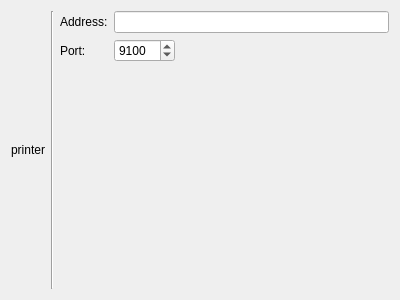
First picture: the form in add-printer/ChooseSocket.ui, repository KDE/print-manager, before the edit.
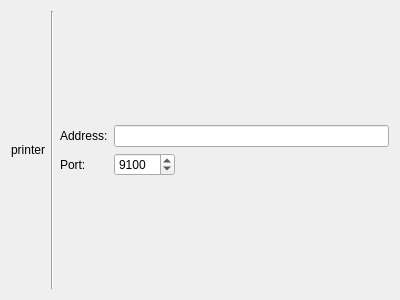
Second picture: the form after the edit. Custom widgets are drawn as their Qt base class.

```diff
--- a/add-printer/ChooseSocket.ui
+++ b/add-printer/ChooseSocket.ui
@@ -81,6 +81,9 @@
      <property name="fieldGrowthPolicy">
       <enum>QFormLayout::ExpandingFieldsGrow</enum>
      </property>
+     <property name="formAlignment">
+      <set>Qt::AlignLeading|Qt::AlignLeft|Qt::AlignVCenter</set>
+     </property>
      <item row="0" column="0">
       <widget class="QLabel" name="label_2">
        <property name="text">
```
Left out of the diff: 6 changed lines with no effect on the pictures.
